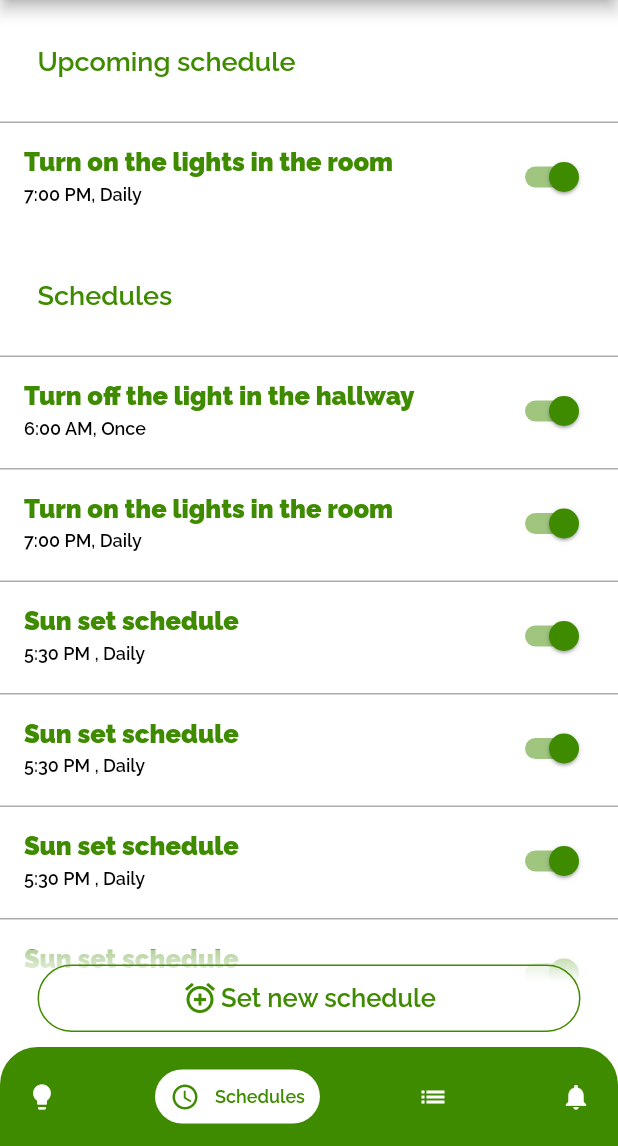
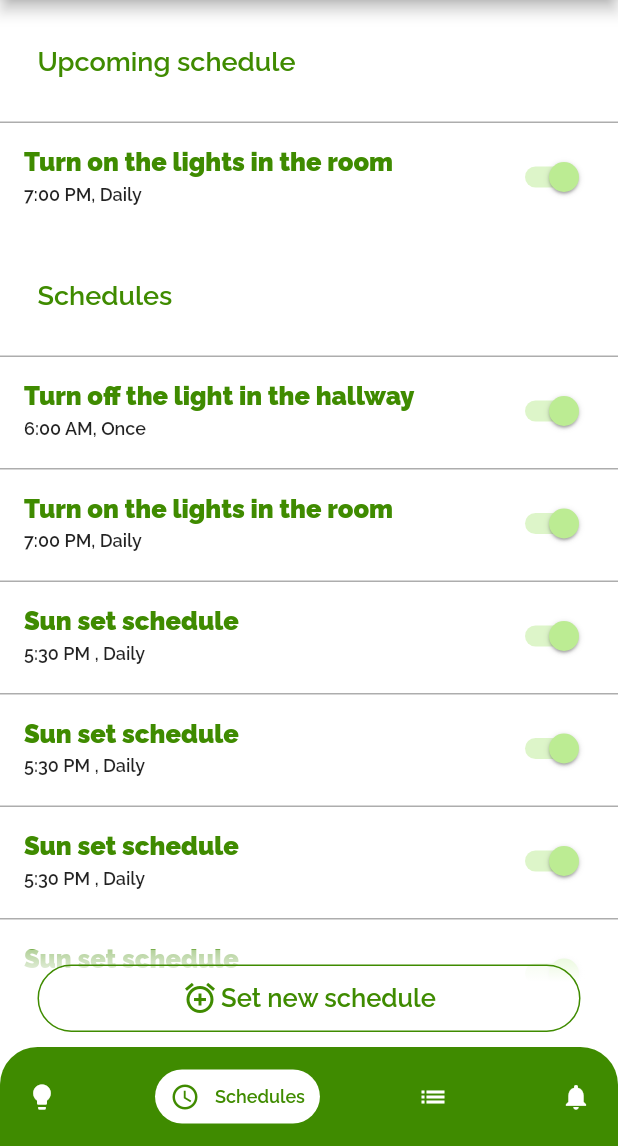
Before and after one commit to MohammadAlAgha/luminexa, a Flutter app: the SystemPage screen opened by its route, item 2 of the bottom bar chosen, on a phone screen of 412 x 824 dp, the part 90-1236 px from its top. Run offline on Flutter 3.47's test engine with Material 2 defaults, Android fonts, the phone set to English and light mode, and no system bars; drawn by our look-alikes of google_nav_bar; our stand-ins replace dio, fl_chart, flutter_svg.

Commit message:
Frontend: Edited the styling of the toggle list

```diff
--- a/luminexa_mobile/lib/widgets/listsWidget/toggleListTileWidget.dart
+++ b/luminexa_mobile/lib/widgets/listsWidget/toggleListTileWidget.dart
@@ -36,20 +36,14 @@ class _toggleTileListState extends State<toggleListTile> {
         child: ListTile(
           title: Text(
             widget.title,
-            style: TextStyle(
-              fontFamily: "RalewayNormal",
-              fontSize: 17,
-              color: Color.fromARGB(255, 63, 139, 0),
-            ),
+            style: Theme.of(context).textTheme.titleLarge,
           ),
           subtitle: Text(
             widget.subTitle ?? "Edit Mode",
-            style: TextStyle(
-                fontFamily: "RalewayBold",
-                fontWeight: FontWeight.w700,
-                fontSize: 12),
+            style: Theme.of(context).textTheme.labelLarge,
           ),
           trailing: Switch(
+            activeColor: Theme.of(context).canvasColor,
             value: status,
             onChanged: setStatus,
           ),
```
